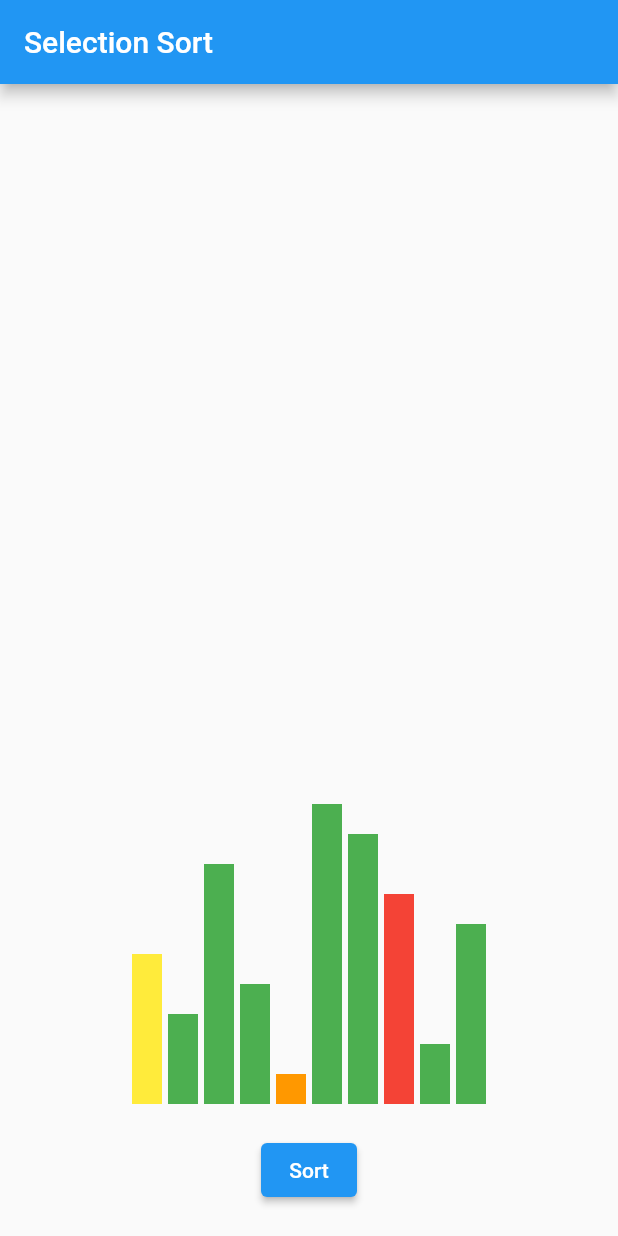
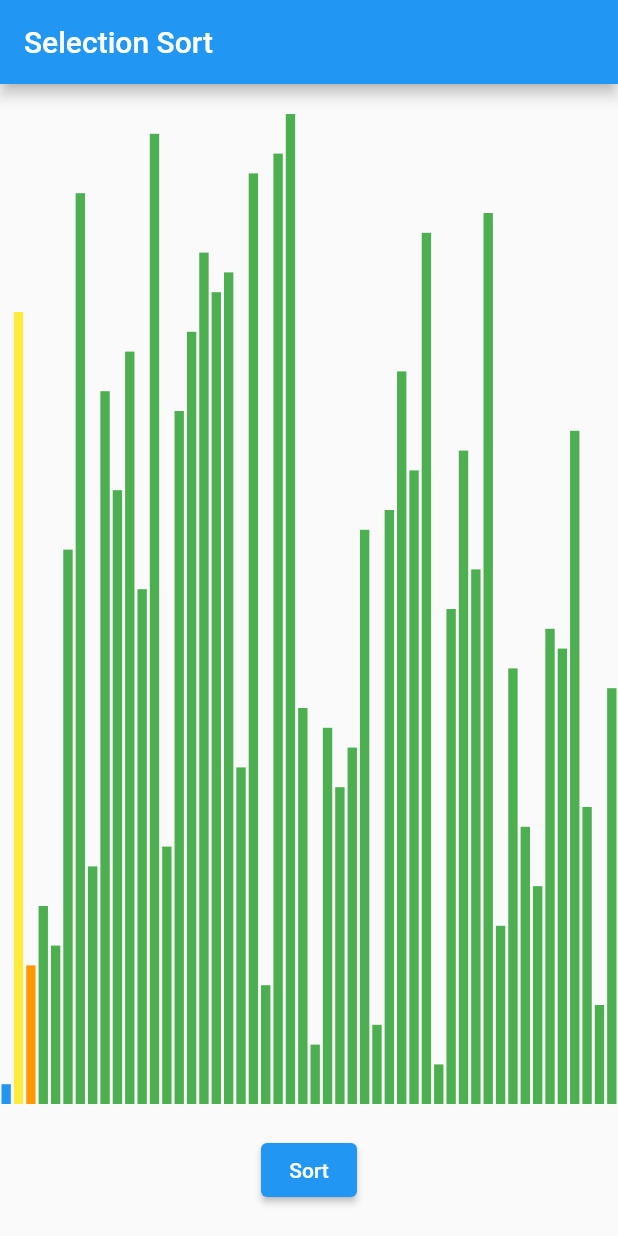
Before and after one commit to seiyu-nico/flutter-sort, a Flutter app: the screen it shows after launch, after a tap on "Sort", on a phone screen of 412 x 824 dp. Run offline on Flutter 3.47's test engine with Material 2 defaults, Android fonts, the light colour scheme and no system bars; our stand-ins replace flutter_riverpod.

Commit message:
一応動いた (#2)

```diff
--- a/lib/models/abstract/sort_number.dart
+++ b/lib/models/abstract/sort_number.dart
@@ -1,5 +1,7 @@
-abstract class SortNumber {
-  int value;
+abstract class SortNumber<T> {
+  late int value;
 
-  SortNumber(this.value);
+  SortNumber();
+
+  SortNumber.from(this.value);
 }
--- a/lib/models/select_sort/select_sort_number.dart
+++ b/lib/models/select_sort/select_sort_number.dart
@@ -4,8 +4,10 @@ import 'package:flutter/material.dart';
 // Project imports:
 import 'package:flutter_sort/models/abstract/sort_number.dart';
 
-class SelectSortNumber extends SortNumber {
-  SelectSortNumber(value) : super(value);
+class SelectSortNumber extends SortNumber<SelectSortNumber> {
+  SelectSortNumber() : super();
+
+  SelectSortNumber.from(int numbers) : super.from(numbers);
 
   // この数字がどのような状態かを示すフラグ
   bool check = false; // チェック中
--- /dev/null
+++ b/lib/providers/abstract/sort_provider.dart
@@ -0,0 +1,26 @@
+// Flutter imports:
+import 'package:flutter/material.dart';
+
+abstract class SortNotifier<T extends List<U>, U> extends ChangeNotifier {
+  SortNotifier() {
+    numbers = generateNumbers();
+  }
+
+  // ソート対象の数字のリスト
+  late T numbers;
+
+  U fromNumber(int value);
+
+  T fromNumberList(List<U> list);
+
+  T generateNumbers() {
+    final list =
+        List<U>.generate(50, (index) => fromNumber(index + 1)).toList();
+    list.shuffle();
+
+    return fromNumberList(list);
+  }
+
+  // サブクラスでオーバーライドする
+  // T generateNumbers();
+}
--- a/lib/providers/select_sort_provider.dart
+++ b/lib/providers/select_sort_provider.dart
@@ -1,18 +1,24 @@
-// Flutter imports:
-import 'package:flutter/material.dart';
-
 // Package imports:
 import 'package:flutter_riverpod/flutter_riverpod.dart';
 
 // Project imports:
 import 'package:flutter_sort/models/select_sort/select_sort_number.dart';
 import 'package:flutter_sort/models/select_sort/select_sort_number_list.dart';
+import 'package:flutter_sort/providers/abstract/sort_provider.dart';
 
-class SelectSortNotifier extends ChangeNotifier {
-  SelectSortNotifier(this.numbers);
+class SelectSortNotifier
+    extends SortNotifier<SelectSortNumberList, SelectSortNumber> {
+  SelectSortNotifier() : super();
 
-  // ソート対象の数字のリスト
-  SelectSortNumberList numbers;
+  @override
+  SelectSortNumber fromNumber(int value) {
+    return SelectSortNumber.from(value);
+  }
+
+  @override
+  SelectSortNumberList fromNumberList(List<SelectSortNumber> list) {
+    return SelectSortNumberList.from(list);
+  }
 
   // ソートを実行する
   Future<void> selectionSort() async {
@@ -24,7 +30,7 @@ class SelectSortNotifier extends ChangeNotifier {
       for (int j = i + 1; j < n; j++) {
         numbers[j].check = true;
         notifyListeners();
-        await Future.delayed(const Duration(milliseconds: 100));
+        await Future.delayed(const Duration(milliseconds: 10));
 
         if (numbers[j].value < numbers[minIndex].value) {
           numbers[j].candidate = true;
@@ -33,14 +39,14 @@ class SelectSortNotifier extends ChangeNotifier {
         }
         numbers[j].check = false;
         notifyListeners();
-        await Future.delayed(const Duration(milliseconds: 100));
+        await Future.delayed(const Duration(milliseconds: 10));
       }
 
       numbers[i].current = false;
       numbers[minIndex].fixed = true;
       numbers[minIndex].candidate = false;
       if (minIndex != i) {
-        await Future.delayed(const Duration(milliseconds: 100));
+        await Future.delayed(const Duration(milliseconds: 10));
         numbers.swap(i, minIndex);
       }
       notifyListeners();
@@ -49,17 +55,5 @@ class SelectSortNotifier extends ChangeNotifier {
 }
 
 final selectSortProvider = ChangeNotifierProvider<SelectSortNotifier>((ref) {
-  SelectSortNumberList numbers = SelectSortNumberList([
-    SelectSortNumber(5),
-    SelectSortNumber(3),
-    SelectSortNumber(8),
-    SelectSortNumber(4),
-    SelectSortNumber(1),
-    SelectSortNumber(10),
-    SelectSortNumber(9),
-    SelectSortNumber(7),
-    SelectSortNumber(2),
-    SelectSortNumber(6),
-  ]);
-  return SelectSortNotifier(numbers);
+  return SelectSortNotifier();
 });
--- a/lib/screens/select_sort_screen.dart
+++ b/lib/screens/select_sort_screen.dart
@@ -10,11 +10,14 @@ import 'package:flutter_sort/providers/select_sort_provider.dart';
 
 class SelectSortScreen extends ConsumerWidget {
   const SelectSortScreen({Key? key}) : super(key: key);
-  Widget buildBar(SelectSortNumber number) {
+
+  final double margin = 1;
+
+  Widget buildBar(constraints, SelectSortNumber number, int length) {
     return Container(
-      margin: const EdgeInsets.symmetric(horizontal: 2),
-      width: 20,
-      height: number.value * 20.0,
+      margin: EdgeInsets.symmetric(horizontal: margin),
+      width: (constraints.maxWidth - (length * margin * 2)) / length,
+      height: (constraints.maxHeight / length) * number.value,
       color: number.color,
     );
   }
@@ -22,17 +25,22 @@ class SelectSortScreen extends ConsumerWidget {
   @override
   Widget build(BuildContext context, WidgetRef ref) {
     final selectSortNotifier = ref.watch(selectSortProvider);
-
+    final int numberLength = selectSortNotifier.numbers.length;
     return Column(
       children: [
         const SizedBox(height: 20),
         Expanded(
-          child: Row(
-            mainAxisAlignment: MainAxisAlignment.center,
-            crossAxisAlignment: CrossAxisAlignment.end,
-            children: selectSortNotifier.numbers
-                .map((number) => buildBar(number))
-                .toList(),
+          child: LayoutBuilder(
+            builder: (context, constraints) {
+              return Row(
+                mainAxisAlignment: MainAxisAlignment.center,
+                crossAxisAlignment: CrossAxisAlignment.end,
+                children: selectSortNotifier.numbers
+                    .map(
+                        (number) => buildBar(constraints, number, numberLength))
+                    .toList(),
+              );
+            },
           ),
         ),
         const SizedBox(height: 20),
```
Also changed, not shown: lib/models/abstract/sort_number_list.dart (+8 -8 lines), lib/models/select_sort/select_sort_number_list.dart (+8 -4 lines).
